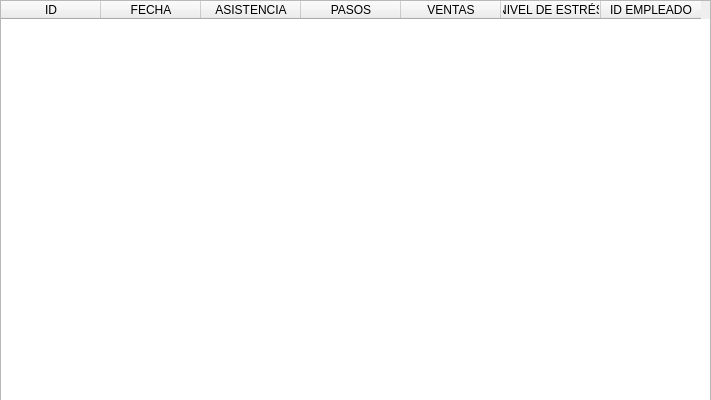
Old version of the form Interfaz/tabla.ui in the repository Granzo05/mineria-de-datos.
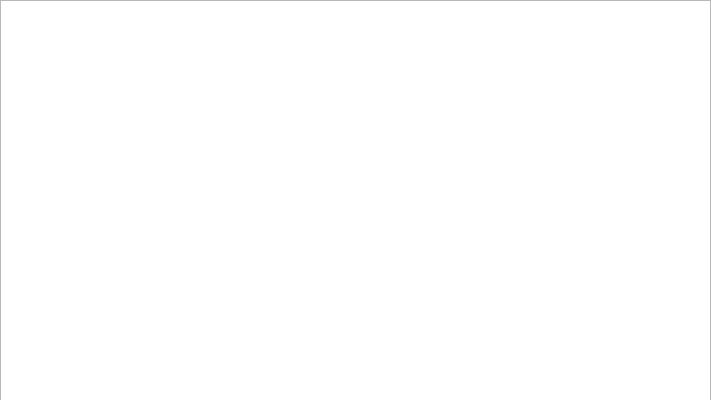
New version of the form.

The edit to the form file:
```diff
--- a/Interfaz/tabla.ui
+++ b/Interfaz/tabla.ui
@@ -38,41 +38,6 @@
      <height>401</height>
     </rect>
    </property>
-   <column>
-    <property name="text">
-     <string>ID</string>
-    </property>
-   </column>
-   <column>
-    <property name="text">
-     <string>FECHA</string>
-    </property>
-   </column>
-   <column>
-    <property name="text">
-     <string>ASISTENCIA</string>
-    </property>
-   </column>
-   <column>
-    <property name="text">
-     <string>PASOS</string>
-    </property>
-   </column>
-   <column>
-    <property name="text">
-     <string>VENTAS</string>
-    </property>
-   </column>
-   <column>
-    <property name="text">
-     <string>NIVEL DE ESTRÉS</string>
-    </property>
-   </column>
-   <column>
-    <property name="text">
-     <string>ID EMPLEADO</string>
-    </property>
-   </column>
   </widget>
  </widget>
  <resources/>
```
